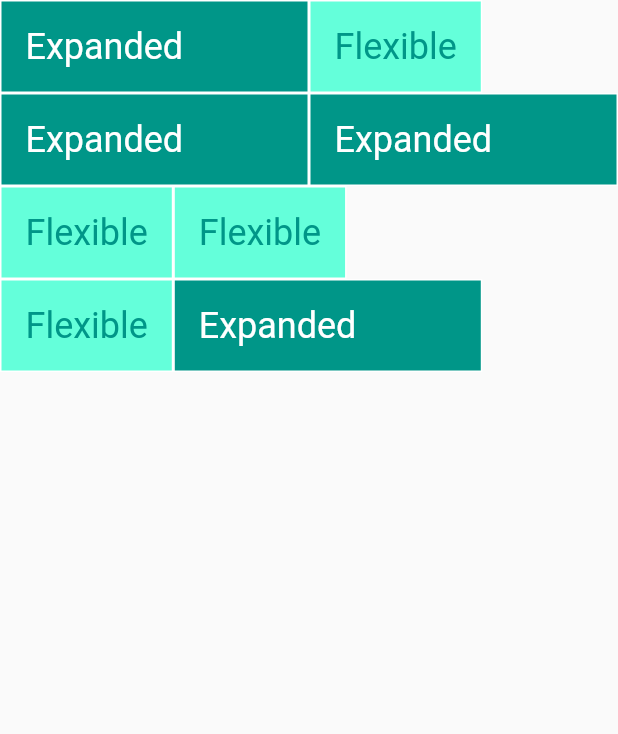
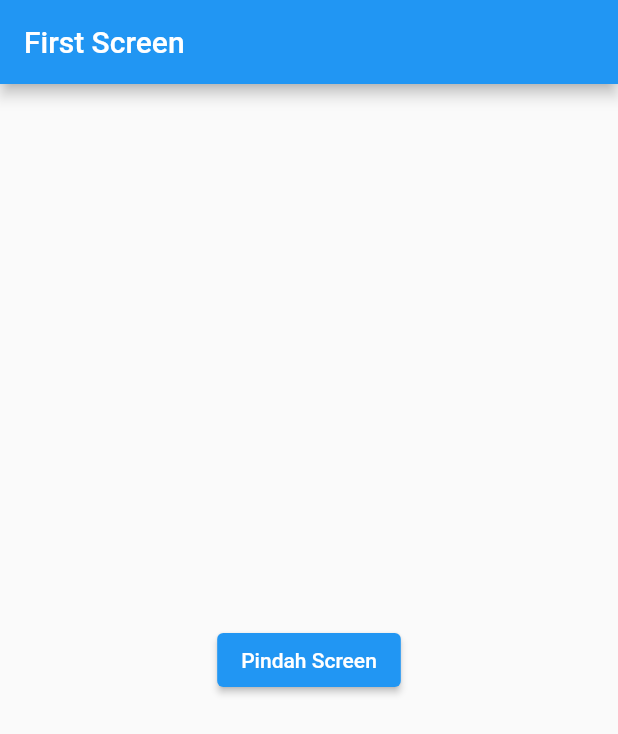
Before and after one commit to samani21/komponen-dasar-flutter, a Flutter app: the screen it shows after launch, on a phone screen of 412 x 824 dp. Shown: the top 734 px of the screen. Run offline on Flutter 3.47's test engine with Material 2 defaults, Android fonts, the phone set to English and light mode, and no system bars.

Commit message:
membuat 2 halaman dengan navigasi

```diff
--- a/lib/main.dart
+++ b/lib/main.dart
@@ -19,35 +19,48 @@ class MyApp extends StatelessWidget {
 }
 
 class FirstScreen extends StatelessWidget {
+  final String message = 'Hello from First Screen!';
+
   @override
   Widget build(BuildContext context) {
     return Scaffold(
-      body: SafeArea(
+      appBar: AppBar(
+        title: Text('First Screen'),
+      ),
+      body: Center(
+        child: ElevatedButton(
+          child: Text('Pindah Screen'),
+          onPressed: () {
+            Navigator.push(context,
+                MaterialPageRoute(builder: (context) => SecondScreen(message)));
+          },
+        ),
+      ),
+    );
+  }
+}
+
+class SecondScreen extends StatelessWidget {
+  final String message;
+
+  SecondScreen(this.message);
+
+  @override
+  Widget build(BuildContext context) {
+    return Scaffold(
+      appBar: AppBar(
+        title: Text('Second Screen'),
+      ),
+      body: Center(
         child: Column(
+          mainAxisAlignment: MainAxisAlignment.center,
           children: [
-            Row(
-              children: [
-                ExpandedWidget(),
-                FlexibleWidget(),
-              ],
-            ),
-            Row(
-              children: [
-                ExpandedWidget(),
-                ExpandedWidget(),
-              ],
-            ),
-            Row(
-              children: [
-                FlexibleWidget(),
-                FlexibleWidget(),
-              ],
-            ),
-            Row(
-              children: [
-                FlexibleWidget(),
-                ExpandedWidget(),
-              ],
+            Text(message),
+            OutlinedButton(
+              child: Text('Kembali'),
+              onPressed: () {
+                Navigator.pop(context);
+              },
             ),
           ],
         ),
@@ -55,51 +68,3 @@ class FirstScreen extends StatelessWidget {
     );
   }
 }
-
-class ExpandedWidget extends StatelessWidget {
-  @override
-  Widget build(BuildContext context) {
-    return Expanded(
-      child: Container(
-        decoration: BoxDecoration(
-          color: Colors.teal,
-          border: Border.all(color: Colors.white),
-        ),
-        child: Padding(
-          padding: const EdgeInsets.all(16.0),
-          child: Text(
-            'Expanded',
-            style: TextStyle(
-              color: Colors.white,
-              fontSize: 24,
-            ),
-          ),
-        ),
-      ),
-    );
-  }
-}
-
-class FlexibleWidget extends StatelessWidget {
-  @override
-  Widget build(BuildContext context) {
-    return Flexible(
-      child: Container(
-        decoration: BoxDecoration(
-          color: Colors.tealAccent,
-          border: Border.all(color: Colors.white),
-        ),
-        child: Padding(
-          padding: const EdgeInsets.all(16.0),
-          child: Text(
-            'Flexible',
-            style: TextStyle(
-              color: Colors.teal,
-              fontSize: 24,
-            ),
-          ),
-        ),
-      ),
-    );
-  }
-}
```
